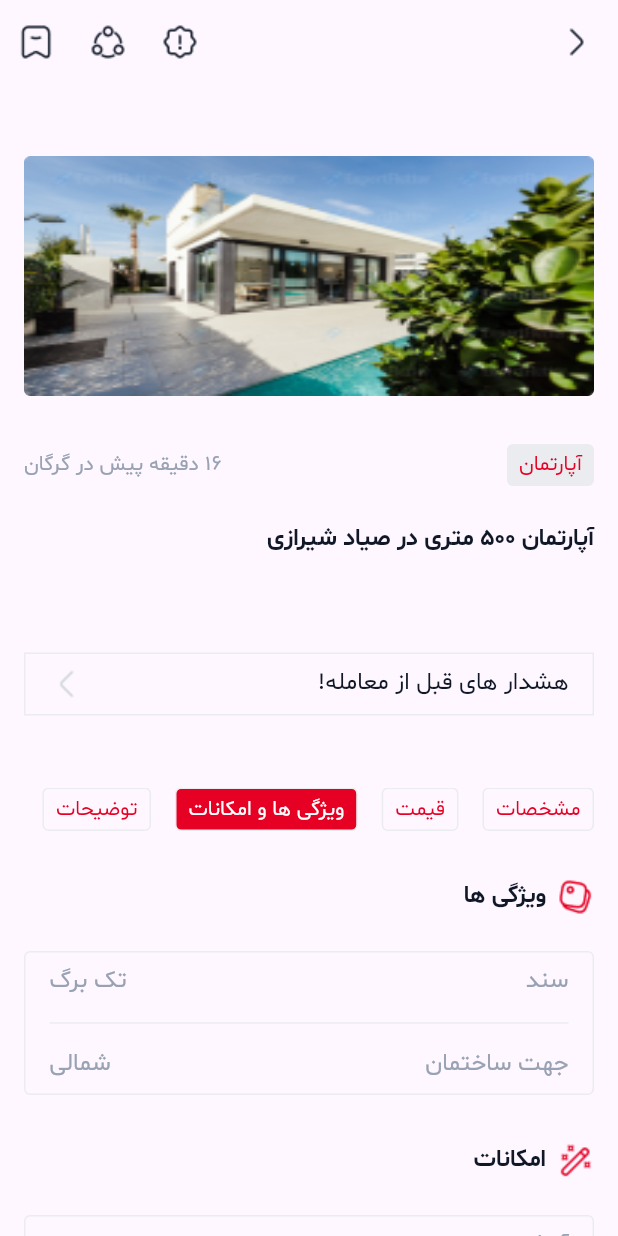
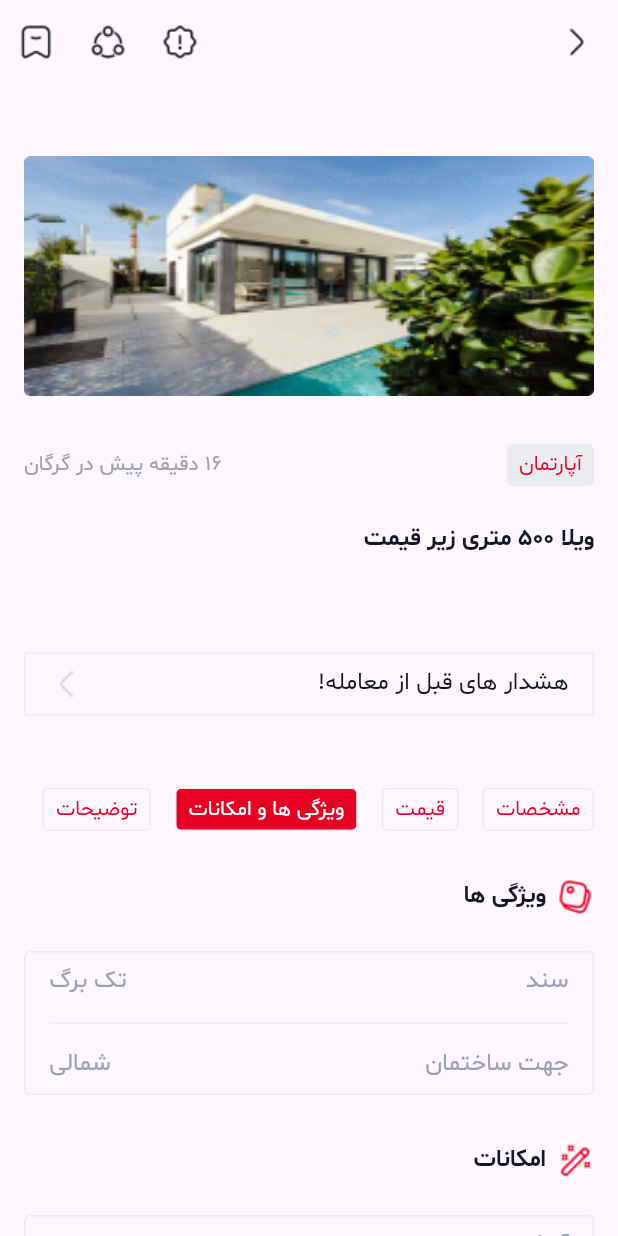
Before and after one commit to mr-gheibi/aviz-ui, a Flutter app: the AvizSinglePageScreen screen opened directly with sample values from the repository, after a tap on "قیمت", after a tap on "ویژگی ها و امکانات", on a phone screen of 412 x 824 dp. Run offline on Flutter 3.47's test engine with Material 3 defaults, Android fonts, the phone set to English and light mode, and no system bars; our stand-ins replace cached_network_image, dotted_border, flutter_otp_text_field, fluttertoast, smooth_page_indicator, timer_count_down; missing offline and left inert: latlng, map; key blocks and very long unbroken strings in the code were emptied for the run.

Commit message:
Refactoring Aviz model and AvizSinglePageScreen

```diff
--- a/lib/data/constants/avizes.dart
+++ b/lib/data/constants/avizes.dart
@@ -5,12 +5,50 @@ var all_avizes_list = [
     name: 'ویلا 500 متری زیر قیمت',
     description: 'ویو عالی، سند تک برگ، سال ساخت 1402، تحویل فوری',
     photoAddress: 'assets/images/homescreen-carousel-1.png',
-    price: '۲۵٬۶۸۳٬۰۰۰٬۰۰۰'
+    price: 25683000000,
+    pricePerMeter: 51366000,
+    meterage: 500,
+    rooms: 6,
+    floors: 'دوبلکس',
+    buildYear: 1402,
+    location: 'گرگان، صیاد شیرازی',
+    sanad: 'تک برگ',
+    direction: 'شمالی',
+    features: [
+      'آسانسور',
+      'پارکینگ',
+      'انباری',
+      'بالکن',
+      'پنت هاوس',
+      'جنس کف سرامیک',
+      'سرویس بهداشتی ایرانی و فرنگی'
+    ],
+    moreInfo:
+        'ویلا ۵۰۰ متری در خیابان صیاد شیرازی ویو عالی وسط جنگل قیمت فوق العاده  گذاشتم فروش فوری  خریدار باشی تخفیف پای معامله میدم.',
+    city: 'گرگان'
   ),
   Aviz(
     name: 'واحد دوبلکس فول امکانات',
     description: 'سال ساخت 1398، سند تک برگ، دوبلکس تجهیزات کامل',
     photoAddress: 'assets/images/homescreen-carousel-2.png',
-    price: '۸٬۲۰۰٬۰۰۰٬۰۰۰'
+    price: 8200000000,
+    pricePerMeter: 48235294,
+    meterage: 170,
+    rooms: 2,
+    floors: 'دوبلکس',
+    buildYear: 1398,
+    location: 'تبریز، نصف راه',
+    sanad: 'تک برگ',
+    direction: 'شرقی',
+    features: [
+      'آسانسور',
+      'پارکینگ',
+      'انباری',
+      'جنس کف سرامیک',
+      'سرویس بهداشتی ایرانی و فرنگی'
+    ],
+    moreInfo:
+        'واحد دوبلکس 170 متری در محله نصف راه سال ساخت 98 قیمت فوق العاده  گذاشتم فروش فوری  خریدار باشی تخفیف پای معامله میدم.',
+    city: 'تبریز'
   ),
 ];
--- a/lib/data/models/Aviz.dart
+++ b/lib/data/models/Aviz.dart
@@ -2,14 +2,34 @@ class Aviz {
   String name;
   String description;
   String photoAddress;
-  String price;
+  int price;
+  int pricePerMeter;
+  int meterage;
+  int rooms;
+  String floors;
+  int buildYear;
+  String location;
+  String sanad;
+  String direction;
+  List<String> features;
+  String moreInfo;
+  String city;
 
-  String? test;
   Aviz({
     required this.name,
     required this.description,
     required this.photoAddress,
     required this.price,
-    this.test,
+    required this.pricePerMeter,
+    required this.meterage,
+    required this.rooms,
+    required this.floors,
+    required this.buildYear,
+    required this.location,
+    required this.sanad,
+    required this.direction,
+    required this.features,
+    required this.moreInfo,
+    required this.city,
   });
 }
--- a/lib/screens/aviz_single_page_screen.dart
+++ b/lib/screens/aviz_single_page_screen.dart
@@ -2,6 +2,7 @@ import 'dart:math';
 
 import 'package:aviz/data/constants/colors.dart';
 import 'package:aviz/data/models/Aviz.dart';
+import 'package:aviz/utils/numbers/number_extention.dart';
 import 'package:aviz/widgets/primary_button.dart';
 import 'package:cached_network_image/cached_network_image.dart';
 import 'package:flutter/gestures.dart';
@@ -183,7 +184,7 @@ class _AvizSinglePageScreenState extends State<AvizSinglePageScreen> {
                             ),
                           ),
                           Text(
-                            '۱۶ دقیقه پیش در گرگان',
+                            '۱۶ دقیقه پیش در ' + aviz.city,
                             style: TextStyle(
                               fontFamily: 'Shabnam',
                               fontWeight: FontWeight.w400,
@@ -197,7 +198,7 @@ class _AvizSinglePageScreenState extends State<AvizSinglePageScreen> {
                       Row(
                         children: [
                           Text(
-                            'آپارتمان ۵۰۰ متری در صیاد شیرازی',
+                            aviz.name,
                             textAlign: TextAlign.end,
                             textDirection: TextDirection.rtl,
                             style: TextStyle(
@@ -330,7 +331,7 @@ class _AvizSinglePageScreenState extends State<AvizSinglePageScreen> {
 
   Widget _getDescriptionSection() {
     return Text(
-      'ویلا ۵۰۰ متری در خیابان صیاد شیرازی ویو عالی وسط جنگل قیمت فوق العاده  گذاشتم فروش فوری  خریدار باشی تخفیف پای معامله میدم.',
+      aviz.moreInfo,
       style: TextStyle(
         fontFamily: 'Shabnam',
         fontWeight: FontWeight.w400,
@@ -387,7 +388,7 @@ class _AvizSinglePageScreenState extends State<AvizSinglePageScreen> {
                         ),
                       ),
                       Text(
-                        'تک برگ',
+                        aviz.sanad,
                         style: TextStyle(
                           fontFamily: 'Shabnam',
                           fontWeight: FontWeight.w400,
@@ -421,7 +422,7 @@ class _AvizSinglePageScreenState extends State<AvizSinglePageScreen> {
                         ),
                       ),
                       Text(
-                        'شمالی',
+                        aviz.direction,
                         style: TextStyle(
                           fontFamily: 'Shabnam',
                           fontWeight: FontWeight.w400,
@@ -458,30 +459,21 @@ class _AvizSinglePageScreenState extends State<AvizSinglePageScreen> {
         SizedBox(height: 24),
         Container(
           width: double.infinity,
-          height: 392,
+          height: 56 * aviz.features.length.toDouble(),
           decoration: BoxDecoration(
             border: Border.all(color: grey300Color, width: 1),
             borderRadius: BorderRadius.circular(4),
           ),
           child: ListView.builder(
-            itemCount: 7,
+            itemCount: aviz.features.length,
             itemBuilder: (context, index) {
-              var items = [
-                'آسانسور',
-                'پارکینگ',
-                'انباری',
-                'بالکن',
-                'پنت هاوس',
-                'جنس کف سرامیک',
-                'سرویس بهداشتی ایرانی و فرنگی'
-              ];
               return Column(
                 crossAxisAlignment: CrossAxisAlignment.start,
                 children: [
                   Padding(
                     padding: EdgeInsets.symmetric(horizontal: 16, vertical: 8),
                     child: Text(
-                      items[index],
+                      aviz.features[index],
                       style: TextStyle(
                         fontFamily: 'Shabnam',
                         fontWeight: FontWeight.w400,
@@ -490,7 +482,7 @@ class _AvizSinglePageScreenState extends State<AvizSinglePageScreen> {
                       ),
                     ),
                   ),
-                  index != (items.length - 1)
+                  index != (aviz.features.length - 1)
                       ? Divider(
                           indent: 16,
                           endIndent: 16,
@@ -501,56 +493,6 @@ class _AvizSinglePageScreenState extends State<AvizSinglePageScreen> {
                 ],
               );
             },
-            /*children: [
-              Expanded(
-                child: Padding(
-                  padding: EdgeInsets.symmetric(horizontal: 16, vertical: 8),
-                  child: Text(
-                    'سند',
-                    style: TextStyle(
-                      fontFamily: 'Shabnam',
-                      fontWeight: FontWeight.w400,
-                      fontSize: 16,
-                      color: grey500Color,
-                    ),
-                  ),
-                ),
-              ),
-              Divider(
-                indent: 16,
-                endIndent: 16,
-                thickness: 1,
-                color: grey300Color,
-              ),
-              Expanded(
-                child: Padding(
-                  padding: EdgeInsets.symmetric(horizontal: 16, vertical: 8),
-                  child: Row(
-                    mainAxisAlignment: MainAxisAlignment.spaceBetween,
-                    children: [
-                      Text(
-                        'جهت ساختمان',
-                        style: TextStyle(
-                          fontFamily: 'Shabnam',
-                          fontWeight: FontWeight.w400,
-                          fontSize: 16,
-                          color: grey500Color,
-                        ),
-                      ),
-                      Text(
-                        'شمالی',
-                        style: TextStyle(
-                          fontFamily: 'Shabnam',
-                          fontWeight: FontWeight.w400,
-                          fontSize: 16,
-                          color: grey500Color,
-                        ),
-                      ),
-                    ],
-                  ),
-                ),
-              ),
-            ],*/
           ),
         ),
       ],
@@ -583,7 +525,7 @@ class _AvizSinglePageScreenState extends State<AvizSinglePageScreen> {
                     ),
                   ),
                   Text(
-                    '۴۶٬۴۶۰٬۰۰۰',
+                    aviz.pricePerMeter.convertToPrice(),
                     style: TextStyle(
                       fontFamily: 'Shabnam',
                       fontWeight: FontWeight.w400,
@@ -617,7 +559,7 @@ class _AvizSinglePageScreenState extends State<AvizSinglePageScreen> {
                     ),
                   ),
                   Text(
-                    '۲۳٬۲۳۰٬۰۰۰٬۰۰۰',
+                    aviz.price.convertToPrice(),
                     style: TextStyle(
                       fontFamily: 'Shabnam',
                       fontWeight: FontWeight.w400,
@@ -661,7 +603,7 @@ class _AvizSinglePageScreenState extends State<AvizSinglePageScreen> {
                       ),
                     ),
                     Text(
-                      '500',
+                      aviz.meterage.toString(),
                       style: TextStyle(
                         fontFamily: 'Shabnam',
                         fontWeight: FontWeight.w400,
@@ -693,7 +635,7 @@ class _AvizSinglePageScreenState extends State<AvizSinglePageScreen> {
                       ),
                     ),
                     Text(
-                      '6',
+                      aviz.rooms.toString(),
                       style: TextStyle(
                         fontFamily: 'Shabnam',
                         fontWeight: FontWeight.w400,
@@ -725,7 +667,7 @@ class _AvizSinglePageScreenState extends State<AvizSinglePageScreen> {
                       ),
                     ),
                     Text(
-                      'دوبلکس',
+                      aviz.floors,
                       style: TextStyle(
                         fontFamily: 'Shabnam',
                         fontWeight: FontWeight.w400,
@@ -757,7 +699,7 @@ class _AvizSinglePageScreenState extends State<AvizSinglePageScreen> {
                       ),
                     ),
                     Text(
-                      '1402',
+                      aviz.buildYear.toString(),
                       style: TextStyle(
                         fontFamily: 'Shabnam',
                         fontWeight: FontWeight.w400,
@@ -864,13 +806,16 @@ class _AvizSinglePageScreenState extends State<AvizSinglePageScreen> {
               child: Row(
                 mainAxisAlignment: MainAxisAlignment.spaceBetween,
                 children: [
-                  Text(
-                    'گرگان، صیاد شیرا...',
-                    style: TextStyle(
-                      fontFamily: 'Shabnam',
-                      fontWeight: FontWeight.w400,
-                      fontSize: 16,
-                      color: Colors.white,
+                  Expanded(
+                    child: Text(
+                      aviz.location,
+                      overflow: TextOverflow.ellipsis,
+                      style: TextStyle(
+                        fontFamily: 'Shabnam',
+                        fontWeight: FontWeight.w400,
+                        fontSize: 16,
+                        color: Colors.white,
+                      ),
                     ),
                   ),
                   Image(image: AssetImage('assets/images/location.png'))
--- a/lib/screens/avizes_tab.dart
+++ b/lib/screens/avizes_tab.dart
@@ -1,6 +1,7 @@
 import 'package:aviz/data/constants/avizes.dart';
 import 'package:aviz/data/constants/colors.dart';
 import 'package:aviz/screens/aviz_single_page_screen.dart';
+import 'package:aviz/utils/numbers/number_extention.dart';
 import 'package:aviz/widgets/horizontal_aviz_box.dart';
 import 'package:aviz/widgets/vertical_aviz_box.dart';
 import 'package:flutter/material.dart';
@@ -85,7 +86,7 @@ class AvizesTab extends StatelessWidget {
               name: all_avizes_list[index].name,
               description: all_avizes_list[index].description,
               photoPath: all_avizes_list[index].photoAddress,
-              price: all_avizes_list[index].price,
+              price: all_avizes_list[index].price.convertToPrice(),
               onTap: () {
                 Navigator.of(context).push(MaterialPageRoute(
                     builder: (context) =>
@@ -106,7 +107,7 @@ class AvizesTab extends StatelessWidget {
             name: all_avizes_list[index].name,
             description: all_avizes_list[index].description,
             photoPath: all_avizes_list[index].photoAddress,
-            price: all_avizes_list[index].price,
+            price: all_avizes_list[index].price.convertToPrice(),
             onTap: () {
               Navigator.of(context).push(MaterialPageRoute(
                   builder: (context) =>
--- /dev/null
+++ b/lib/utils/numbers/number_extention.dart
@@ -0,0 +1,9 @@
+import 'package:intl/intl.dart';
+
+
+extension PriceParsing on int? {
+  String convertToPrice() {
+    final formatter = NumberFormat("#,##0", "en_US");
+    return formatter.format(this);
+  }
+}
--- a/pubspec.yaml
+++ b/pubspec.yaml
@@ -43,6 +43,7 @@ dependencies:
   dotted_border: ^2.1.0
   timer_count_down: ^2.2.2
   fluttertoast: ^8.2.4
+  intl: ^0.19.0
 
 dev_dependencies:
   flutter_test:
```
Also changed, not shown: pubspec.lock.
